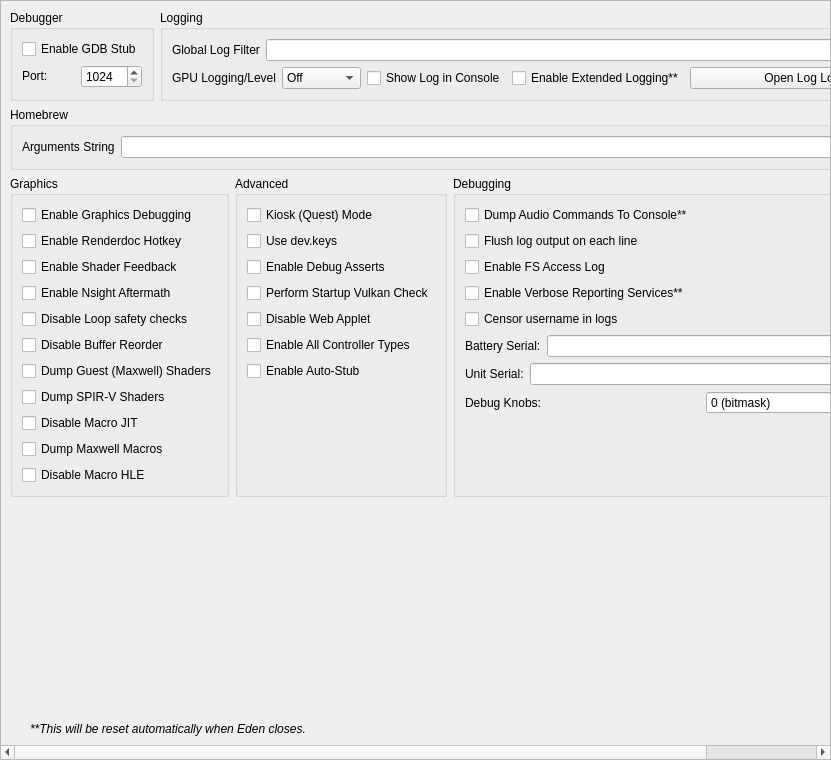
Old version of the form src/yuzu/configuration/configure_debug.ui in the repository ReiKatari/STORM_EDEN.
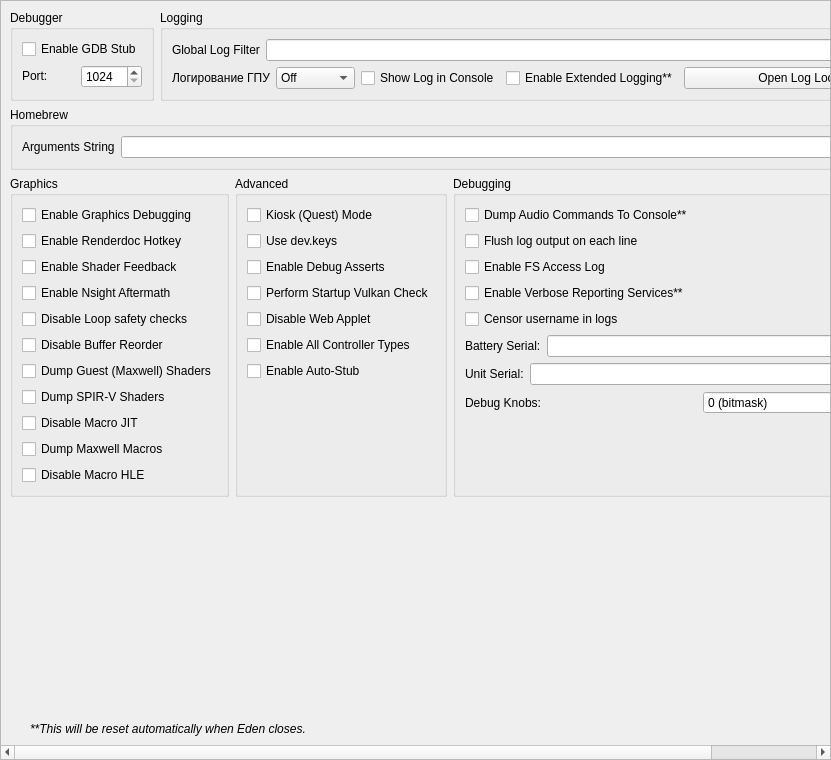
New version of the form.

Patch:
```diff
--- a/src/yuzu/configuration/configure_debug.ui
+++ b/src/yuzu/configuration/configure_debug.ui
@@ -221,7 +221,7 @@
             <item>
              <widget class="QLabel" name="gpu_log_level_label">
               <property name="text">
-               <string>GPU Logging/Level</string>
+               <string>Логирование ГПУ</string>
               </property>
              </widget>
             </item>
```
